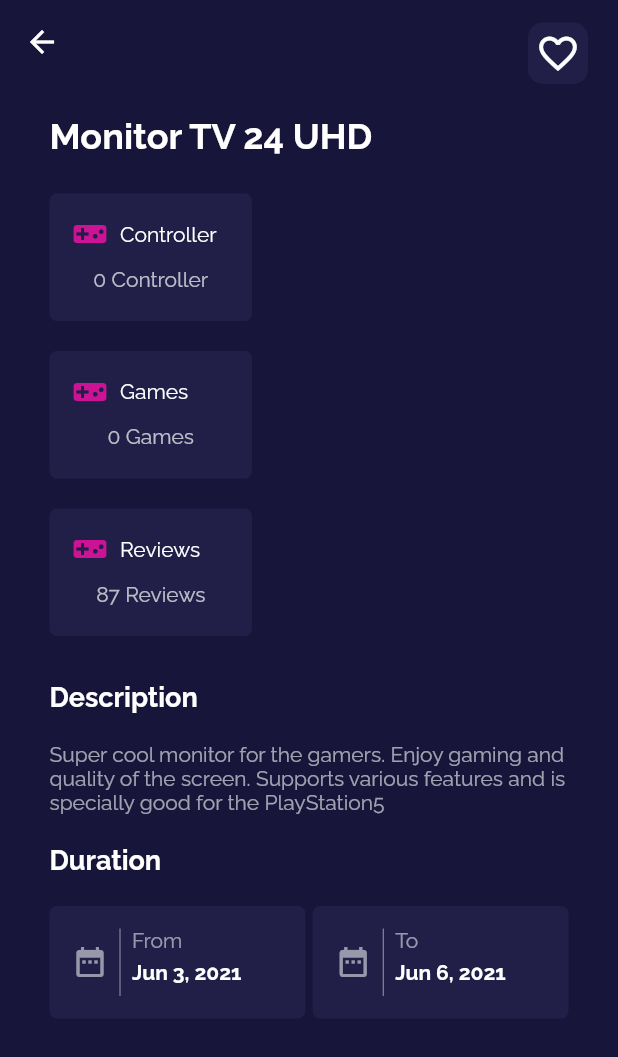
After one commit to Xsidelight/flutter_playstation_app_ui, a Flutter app: the screen it shows after launch, after a tap on "Monitor TV 24 UHD", on a phone screen of 412 x 824 dp. The commit adds this screen. Shown: the top 1057 px of the screen. Run offline on Flutter 3.47's test engine with Material 2 defaults, Android fonts, the phone set to English and light mode, and no system bars; our stand-ins replace google_fonts.

Commit message:
added details screen with datetimerange picker

```diff
--- a/lib/main.dart
+++ b/lib/main.dart
@@ -19,6 +19,7 @@ class MyApp extends StatelessWidget {
         accentColor: Color(0xffCA1395),
         scaffoldBackgroundColor:  Color(0xff17153A),
         textTheme: GoogleFonts.ralewayTextTheme(Theme.of(context).textTheme),
+        splashColor: Color(0xffCA1395),
       ),
       home: MainScreen(),
     );
--- a/lib/ui/screens/bottom_nav_screens/home_screen.dart
+++ b/lib/ui/screens/bottom_nav_screens/home_screen.dart
@@ -3,6 +3,8 @@ import 'package:flutter/material.dart';
 import 'package:flutter_playstation_app/data/repository/products_list.dart';
 import 'package:flutter_playstation_app/ui/widgets/home_scr_lv_item.dart';
 import 'package:flutter_playstation_app/ui/widgets/special_promo_item.dart';
+
+import '../details_screen.dart';
 
 class HomeScreen extends StatelessWidget {
   const HomeScreen({Key? key}) : super(key: key);
@@ -90,11 +92,24 @@ class HomeScreen extends StatelessWidget {
               scrollDirection: Axis.horizontal,
               itemBuilder: (BuildContext context, int index) {
                 var product = dummy_data[index];
-                return HomeScreenListViewItem(
-                  title: product.title,
-                  reviews: product.reviews,
-                  price: product.price,
-                  imagePath: product.imagePath,
+                return GestureDetector(
+                  onTap: () => Navigator.of(context).push(
+                    MaterialPageRoute(
+                      builder: (_) => DetailsScreen(
+                          controller: product.controller,
+                          title: product.title,
+                          description: product.description,
+                          games: product.games,
+                          reviews: product.reviews,
+                          price: product.price),
+                    ),
+                  ),
+                  child: HomeScreenListViewItem(
+                    title: product.title,
+                    reviews: product.reviews,
+                    price: product.price,
+                    imagePath: product.imagePath,
+                  ),
                 );
               },
               itemCount: dummy_data.length,
--- /dev/null
+++ b/lib/ui/screens/details_screen.dart
@@ -0,0 +1,235 @@
+import 'package:flutter/cupertino.dart';
+import 'package:flutter/material.dart';
+import 'package:flutter_playstation_app/ui/widgets/custom_favorite_icon.dart';
+import 'package:flutter_playstation_app/ui/widgets/details_screen_card_widget.dart';
+import 'package:intl/intl.dart';
+
+class DetailsScreen extends StatefulWidget {
+  final int controller;
+  final String title;
+  final String description;
+  final int games;
+  final int reviews;
+  final int price;
+
+  DetailsScreen(
+      {required this.controller,
+      required this.title,
+      required this.description,
+      required this.games,
+      required this.reviews,
+      required this.price});
+
+  @override
+  _DetailsScreenState createState() => _DetailsScreenState();
+}
+
+class _DetailsScreenState extends State<DetailsScreen> {
+  String dateFrom = 'Choose From';
+  String dateTo = 'Choose To';
+
+  var firstDate = DateTime.now();
+  var lastDate = DateTime.now().add(Duration(days: 3));
+  var dateTimeFrom = DateTime.now();
+  var dateTimeTo = DateTime.now().add(Duration(days: 3));
+  DateTimeRange? dateTimeRange;
+
+  Future<void> _showDatePicker() async {
+    dateTimeRange = await showDateRangePicker(
+      context: context,
+      firstDate: DateTime(2021, 01, 01),
+      lastDate: DateTime(2025, 01, 01),
+      initialDateRange: DateTimeRange(start: firstDate, end: lastDate),
+      currentDate: firstDate,
+    );
+    setState(() {
+      dateTimeFrom = dateTimeRange!.start;
+      dateTimeTo = dateTimeRange!.end;
+    });
+  }
+
+  @override
+  Widget build(BuildContext context) {
+    return Scaffold(
+      appBar: AppBar(
+        elevation: 0,
+        backgroundColor: Colors.transparent,
+        actions: [
+          Padding(
+            padding: const EdgeInsets.only(top: 15.0, right: 20.0),
+            child: CustomFavoriteIcon(),
+          ),
+        ],
+      ),
+      body: Padding(
+        padding: const EdgeInsets.symmetric(horizontal: 33),
+        child: Column(
+          crossAxisAlignment: CrossAxisAlignment.start,
+          children: [
+            SizedBox(
+              height: 20,
+            ),
+            Text(
+              widget.title,
+              style: TextStyle(
+                  fontSize: 24,
+                  color: Colors.white,
+                  fontWeight: FontWeight.bold),
+            ),
+            SizedBox(
+              height: 25,
+            ),
+            Row(
+              children: [
+                Column(
+                  children: [
+                    DetailsScreenCardWidget(
+                      controller: widget.controller,
+                      name: 'Controller',
+                    ),
+                    SizedBox(
+                      height: 20,
+                    ),
+                    DetailsScreenCardWidget(
+                      controller: widget.games,
+                      name: 'Games',
+                    ),
+                    SizedBox(
+                      height: 20,
+                    ),
+                    DetailsScreenCardWidget(
+                        controller: widget.reviews, name: 'Reviews'),
+                  ],
+                ),
+                Container(),
+              ],
+            ),
+            SizedBox(
+              height: 30,
+            ),
+            Text(
+              'Description',
+              style: TextStyle(
+                  color: Colors.white,
+                  fontSize: 18,
+                  fontWeight: FontWeight.bold),
+            ),
+            SizedBox(
+              height: 20,
+            ),
+            //TODO: Make Read More expandable tile or something
+            Text(
+              widget.description,
+              style: TextStyle(color: Colors.white60),
+            ),
+            SizedBox(
+              height: 20,
+            ),
+            Text(
+              'Duration',
+              style: TextStyle(
+                  color: Colors.white,
+                  fontSize: 18,
+                  fontWeight: FontWeight.bold),
+            ),
+            SizedBox(
+              height: 20,
+            ),
+            Row(
+              children: [
+                Flexible(
+                  flex: 1,
+                  child: GestureDetector(
+                    onTap: _showDatePicker,
+                    child: Container(
+                      height: 75,
+                      width: double.infinity,
+                      padding: const EdgeInsets.all(15),
+                      decoration: BoxDecoration(
+                        color: Theme.of(context).primaryColor,
+                        borderRadius: BorderRadius.circular(5),
+                      ),
+                      child: Row(
+                        children: [
+                          Icon(
+                            Icons.date_range,
+                            color: Colors.white54,
+                          ),
+                          VerticalDivider(
+                            color: Colors.white54,
+                          ),
+                          Column(
+                            crossAxisAlignment: CrossAxisAlignment.start,
+                            children: [
+                              Text(
+                                'From',
+                                style: TextStyle(color: Colors.white54),
+                              ),
+                              SizedBox(
+                                height: 5,
+                              ),
+                              Text(
+                                DateFormat.yMMMd().format(dateTimeFrom),
+                                style: TextStyle(
+                                    color: Colors.white,
+                                    fontWeight: FontWeight.bold),
+                              ),
+                            ],
+                          ),
+                        ],
+                      ),
+                    ),
+                  ),
+                ),
+                SizedBox(
+                  width: 5,
+                ),
+                Flexible(
+                  flex: 1,
+                  child: Container(
+                    height: 75,
+                    width: double.infinity,
+                    padding: const EdgeInsets.all(15),
+                    decoration: BoxDecoration(
+                      color: Theme.of(context).primaryColor,
+                      borderRadius: BorderRadius.circular(5),
+                    ),
+                    child: Row(
+                      children: [
+                        Icon(
+                          Icons.date_range,
+                          color: Colors.white54,
+                        ),
+                        VerticalDivider(
+                          color: Colors.white54,
+                        ),
+                        Column(
+                          crossAxisAlignment: CrossAxisAlignment.start,
+                          children: [
+                            Text(
+                              'To',
+                              style: TextStyle(color: Colors.white54),
+                            ),
+                            SizedBox(
+                              height: 5,
+                            ),
+                            Text(
+                              DateFormat.yMMMd().format(dateTimeTo),
+                              style: TextStyle(
+                                  color: Colors.white,
+                                  fontWeight: FontWeight.bold),
+                            ),
+                          ],
+                        ),
+                      ],
+                    ),
+                  ),
+                ),
+              ],
+            )
+          ],
+        ),
+      ),
+    );
+  }
+}
--- /dev/null
+++ b/lib/ui/widgets/custom_favorite_icon.dart
@@ -0,0 +1,23 @@
+import 'package:flutter/material.dart';
+
+class CustomFavoriteIcon extends StatelessWidget {
+  const CustomFavoriteIcon({Key? key}) : super(key: key);
+
+  @override
+  Widget build(BuildContext context) {
+    return Container(
+      height: 40,
+      width: 40,
+      decoration: BoxDecoration(
+        borderRadius: BorderRadius.circular(10),
+        color: Theme.of(context).primaryColor,
+      ),
+      child: Center(
+        child: Icon(
+          Icons.favorite_border,
+          size: 30,
+        ),
+      ),
+    );
+  }
+}
--- /dev/null
+++ b/lib/ui/widgets/details_screen_card_widget.dart
@@ -0,0 +1,49 @@
+import 'package:flutter/material.dart';
+
+class DetailsScreenCardWidget extends StatelessWidget {
+  const DetailsScreenCardWidget(
+      {Key? key, required this.controller, required this.name})
+      : super(key: key);
+
+  final String name;
+  final int controller;
+
+  @override
+  Widget build(BuildContext context) {
+    return Container(
+      height: 85,
+      width: 135,
+      padding: const EdgeInsets.all(15),
+      decoration: BoxDecoration(
+        color: Theme.of(context).primaryColor,
+        borderRadius: BorderRadius.circular(5),
+      ),
+      child: Column(
+        children: [
+          Row(
+            children: [
+              Icon(
+                Icons.videogame_asset,
+                color: Theme.of(context).accentColor,
+              ),
+              SizedBox(
+                width: 8,
+              ),
+              Text(
+                name,
+                style: TextStyle(color: Colors.white),
+              ),
+            ],
+          ),
+          SizedBox(
+            height: 10,
+          ),
+          Text(
+            '${controller.toString()} $name',
+            style: TextStyle(color: Colors.white70),
+          ),
+        ],
+      ),
+    );
+  }
+}
--- a/pubspec.yaml
+++ b/pubspec.yaml
@@ -29,6 +29,7 @@ dependencies:
   # Use with the CupertinoIcons class for iOS style icons.
   cupertino_icons: ^1.0.2
   google_fonts: ^2.1.0
+  intl: ^0.17.0
 
 dev_dependencies:
   flutter_test:
```
Also changed, not shown: pubspec.lock.
